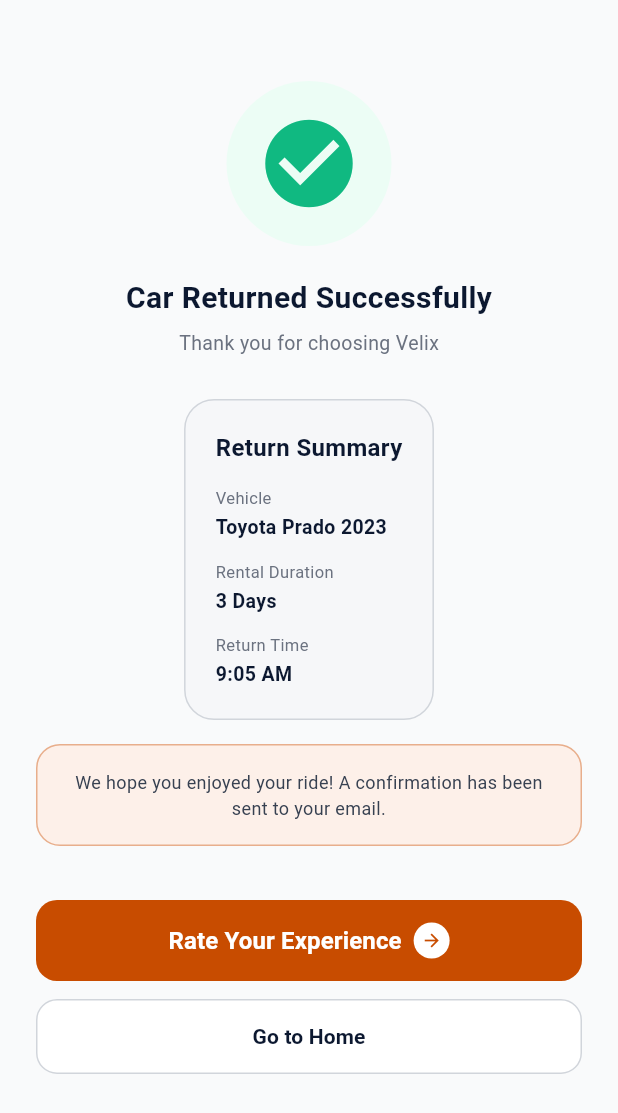
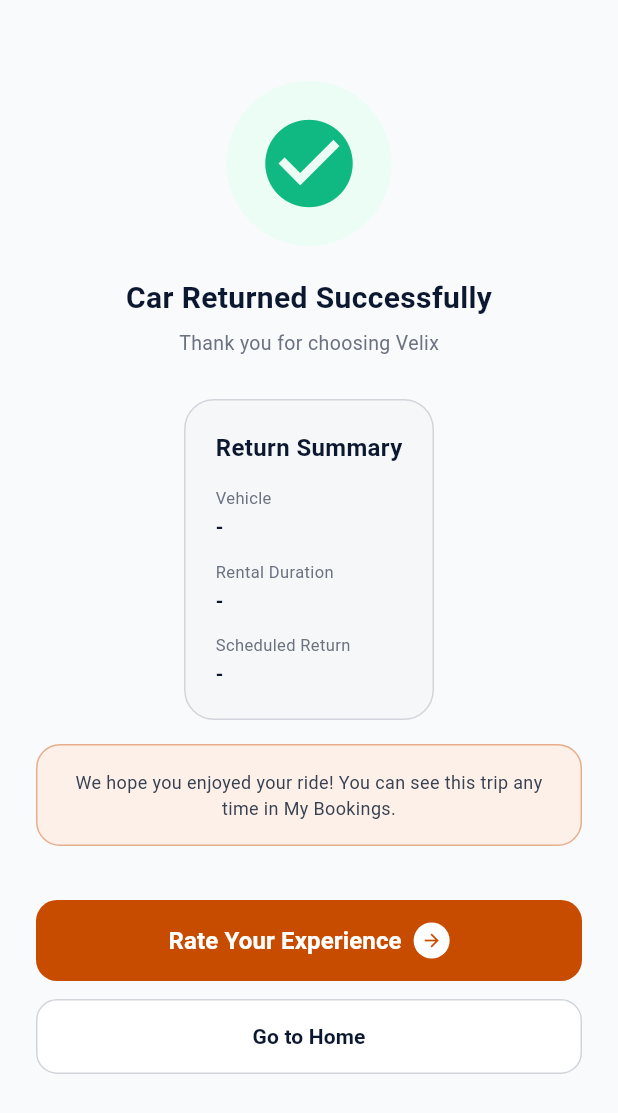
Before and after one commit to Martmall/velix-app-user, a Flutter app: the CarReturnedSuccessScreen screen opened by its route, on a phone screen of 412 x 824 dp. Shown: the top 1113 px of the screen. Run offline on Flutter 3.47's test engine with Material 3 defaults, Android fonts, the phone set to English and light mode, and no system bars; our stand-ins replace dio, file_picker, flutter_riverpod, flutter_secure_storage, go_router, image_picker and 4 more; accounts and stored records are empty; network calls fail.

Commit message:
Drive trip screens from the customer's real bookings
- Review goes to the last completed booking (it used the just-created one and swallowed the
  error).
- Returning a car checks whether the partner has completed it (completion is the partner's
  action) instead of claiming success.
- Keyless unlock no longer accepts any code: there is no lock integration.
- Trip cards show the real vehicle, dates and totals instead of a hard-coded Toyota Prado.
- Car detail no longer falls back to a made-up Mercedes.

Co-Authored-By: Claude Opus 5.5 <noreply@anthropic.com>

```diff
--- a/lib/features/trip/car_returned_success_screen.dart
+++ b/lib/features/trip/car_returned_success_screen.dart
@@ -1,13 +1,19 @@
 import 'package:flutter/material.dart';
+import 'package:flutter_riverpod/flutter_riverpod.dart';
 import 'package:go_router/go_router.dart';
+import 'package:intl/intl.dart';
 import 'package:velix_core/velix_core.dart';
 import '../../core/routing/routes.dart';
+import '../../providers/user_app_providers.dart';
 
-class CarReturnedSuccessScreen extends StatelessWidget {
+class CarReturnedSuccessScreen extends ConsumerWidget {
   const CarReturnedSuccessScreen({super.key});
 
   @override
-  Widget build(BuildContext context) {
+  Widget build(BuildContext context, WidgetRef ref) {
+    final trip = ref.watch(lastCompletedTripProvider);
+    const label = TextStyle(fontSize: 11, color: Color(0xFF6B7280));
+    const value = TextStyle(fontSize: 13, fontWeight: FontWeight.bold, color: Color(0xFF0C1830));
     return Scaffold(
       backgroundColor: const Color(0xFFF9FAFB),
       body: SafeArea(
@@ -44,22 +50,22 @@ class CarReturnedSuccessScreen extends StatelessWidget {
                   borderRadius: BorderRadius.circular(20),
                   border: Border.all(color: const Color(0xFFD1D5DB), style: BorderStyle.solid),
                 ),
-                child: const Column(
+                child: Column(
                   crossAxisAlignment: CrossAxisAlignment.start,
                   children: [
-                    Text('Return Summary', style: TextStyle(fontSize: 16, fontWeight: FontWeight.bold, color: Color(0xFF0C1830))),
-                    SizedBox(height: 14),
-                    Text('Vehicle', style: TextStyle(fontSize: 11, color: Color(0xFF6B7280))),
-                    SizedBox(height: 2),
-                    Text('Toyota Prado 2023', style: TextStyle(fontSize: 13, fontWeight: FontWeight.bold, color: Color(0xFF0C1830))),
-                    SizedBox(height: 12),
-                    Text('Rental Duration', style: TextStyle(fontSize: 11, color: Color(0xFF6B7280))),
-                    SizedBox(height: 2),
-                    Text('3 Days', style: TextStyle(fontSize: 13, fontWeight: FontWeight.bold, color: Color(0xFF0C1830))),
-                    SizedBox(height: 12),
-                    Text('Return Time', style: TextStyle(fontSize: 11, color: Color(0xFF6B7280))),
-                    SizedBox(height: 2),
-                    Text('9:05 AM', style: TextStyle(fontSize: 13, fontWeight: FontWeight.bold, color: Color(0xFF0C1830))),
+                    const Text('Return Summary', style: TextStyle(fontSize: 16, fontWeight: FontWeight.bold, color: Color(0xFF0C1830))),
+                    const SizedBox(height: 14),
+                    const Text('Vehicle', style: label),
+                    const SizedBox(height: 2),
+                    Text(trip?.carName ?? '-', style: value),
+                    const SizedBox(height: 12),
+                    const Text('Rental Duration', style: label),
+                    const SizedBox(height: 2),
+                    Text(trip == null ? '-' : '${trip.days} day${trip.days == 1 ? '' : 's'}', style: value),
+                    const SizedBox(height: 12),
+                    const Text('Scheduled Return', style: label),
+                    const SizedBox(height: 2),
+                    Text(trip == null ? '-' : DateFormat('EEE, MMM d · h:mm a').format(trip.endDate), style: value),
                   ],
                 ),
               ),
@@ -73,7 +79,7 @@ class CarReturnedSuccessScreen extends StatelessWidget {
                   border: Border.all(color: const Color(0xFFC84C00).withValues(alpha: 0.4)),
                 ),
                 child: const Text(
-                  'We hope you enjoyed your ride! A confirmation has been sent to your email.',
+                  'We hope you enjoyed your ride! You can see this trip any time in My Bookings.',
                   style: TextStyle(fontSize: 12, color: Color(0xFF374151), height: 1.4),
                   textAlign: TextAlign.center,
                 ),
```
Also changed, not shown: lib/features/home/car_detail_screen.dart (+11 -24 lines), lib/features/trip/leave_review_screen.dart (+26 -38 lines), lib/features/trip/return_vehicle_screen.dart (+15 -9 lines), lib/features/trip/trip_updates_screen.dart (+37 -42 lines), lib/features/trip/vehicle_access_screen.dart (+3 -14 lines).
